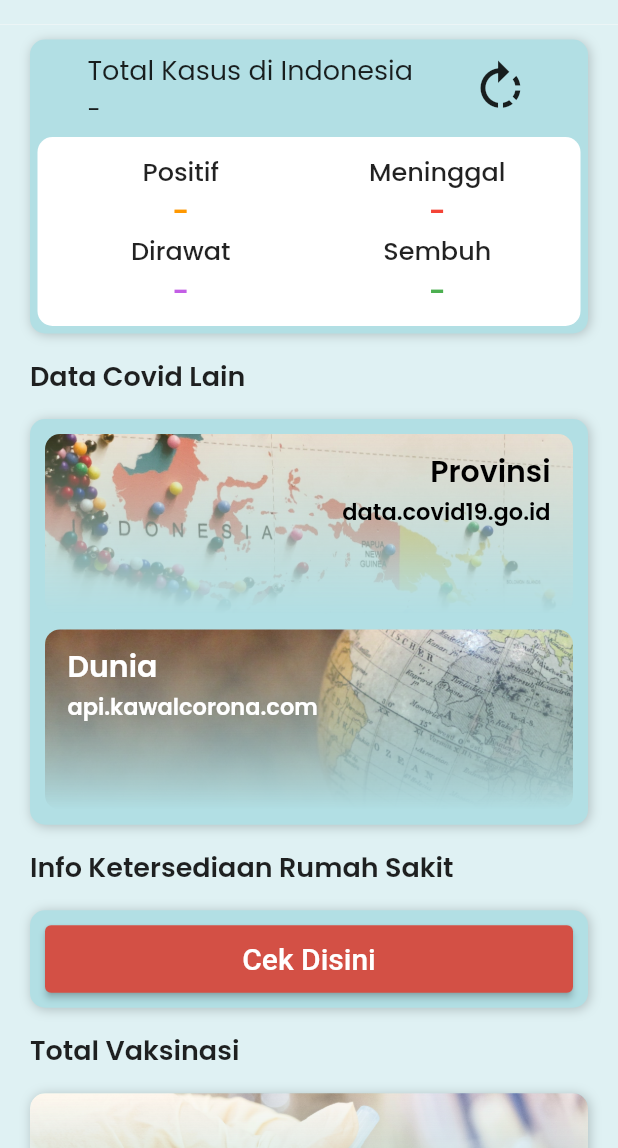
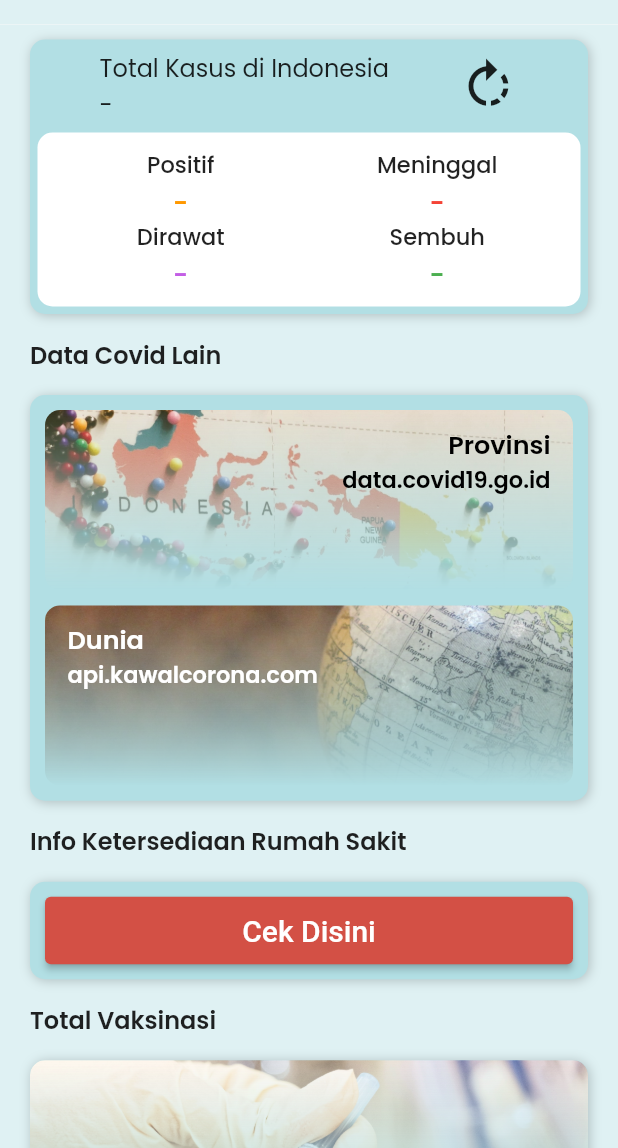
Before and after one commit to maulana2468/inCOV, a Flutter app: the screen it shows after launch, on a phone screen of 412 x 824 dp, the part 88-1236 px from its top. Run offline on Flutter 3.47's test engine with Material 2 defaults, Android fonts, the light colour scheme and no system bars; our stand-ins replace bloc, flutter_bloc, hydrated_bloc, shared_preferences; Roboto replaces fonts that are missing (poppins).

Commit message:
small change

```diff
--- a/lib/model/connect_api/connect_api.dart
+++ b/lib/model/connect_api/connect_api.dart
@@ -145,8 +145,8 @@ class TotalDunia {
       country: object['Country_Region'],
       confirmed: object['Confirmed'],
       death: object['Deaths'],
-      recovered: object['Recovered'],
-      active: object['Active'],
+      recovered: (object['Recovered'] != null) ? object['Recovered'] : 0,
+      active: (object['Active'] != null) ? object['Active'] : 0,
     );
   }
 
--- a/lib/view/main_menu.dart
+++ b/lib/view/main_menu.dart
@@ -69,7 +69,7 @@ class MainMenu extends StatelessWidget {
                                 Text(
                                   "Total Kasus di Indonesia",
                                   style: TextStyle(
-                                    fontSize: 18,
+                                    fontSize: 16,
                                     fontFamily: "Poppins",
                                   ),
                                 ),
@@ -333,7 +333,7 @@ Expanded lineColumn(String stat, String total, Color color) {
         Text(
           stat,
           style: TextStyle(
-            fontSize: 17,
+            fontSize: 15,
             fontFamily: "Poppins",
             fontWeight: FontWeight.w500,
           ),
@@ -341,7 +341,7 @@ Expanded lineColumn(String stat, String total, Color color) {
         Text(
           total,
           style: TextStyle(
-            fontSize: 19,
+            fontSize: 17,
             fontFamily: "Poppins",
             color: color,
             fontWeight: FontWeight.w600,
@@ -360,7 +360,7 @@ Padding headingTitle(String title) {
       child: Text(
         title,
         style: TextStyle(
-          fontSize: 18,
+          fontSize: 16,
           fontFamily: "Poppins",
           fontWeight: FontWeight.w600,
         ),
@@ -402,7 +402,7 @@ Container rowVaksinasi(String info, String total,
           total,
           style: TextStyle(
             fontFamily: "Poppins",
-            fontSize: 20,
+            fontSize: 17,
             color: color,
             fontWeight: FontWeight.w500,
           ),
@@ -459,7 +459,7 @@ Container locCard(BuildContext context, Widget func, String nameLoc,
                         fontFamily: "poppins",
                         color: (index == 0) ? Colors.black : Colors.white,
                         fontWeight: FontWeight.w600,
-                        fontSize: 20,
+                        fontSize: 17,
                       ),
                     ),
                     Text(
```
Also changed, not shown: lib/view/cari_rs/cari_provinsi.dart (+12 -12 lines), lib/view/cari_rs/cari_rs.dart (+5 -5 lines), lib/view/data_covid/dunia.dart (+6 -5 lines), lib/view/data_covid/provinsi.dart (+8 -8 lines), pubspec.lock.
